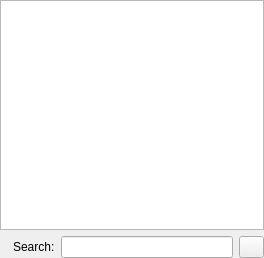
The window that src/ui/recorder/TimersDisplayWidget.ui (ntadej/tano) describes before a commit, drawn with Qt 5.
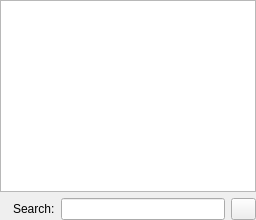
The same window after the commit. Icons and pictures are not drawn.

The edit to the form file:
```diff
--- a/src/ui/recorder/TimersDisplayWidget.ui
+++ b/src/ui/recorder/TimersDisplayWidget.ui
@@ -2,14 +2,6 @@
 <ui version="4.0">
  <class>TimersDisplayWidget</class>
  <widget class="QWidget" name="TimersDisplayWidget">
-  <property name="geometry">
-   <rect>
-    <x>0</x>
-    <y>0</y>
-    <width>264</width>
-    <height>258</height>
-   </rect>
-  </property>
   <layout class="QGridLayout" name="gridLayout_2">
    <property name="margin">
     <number>0</number>
```
